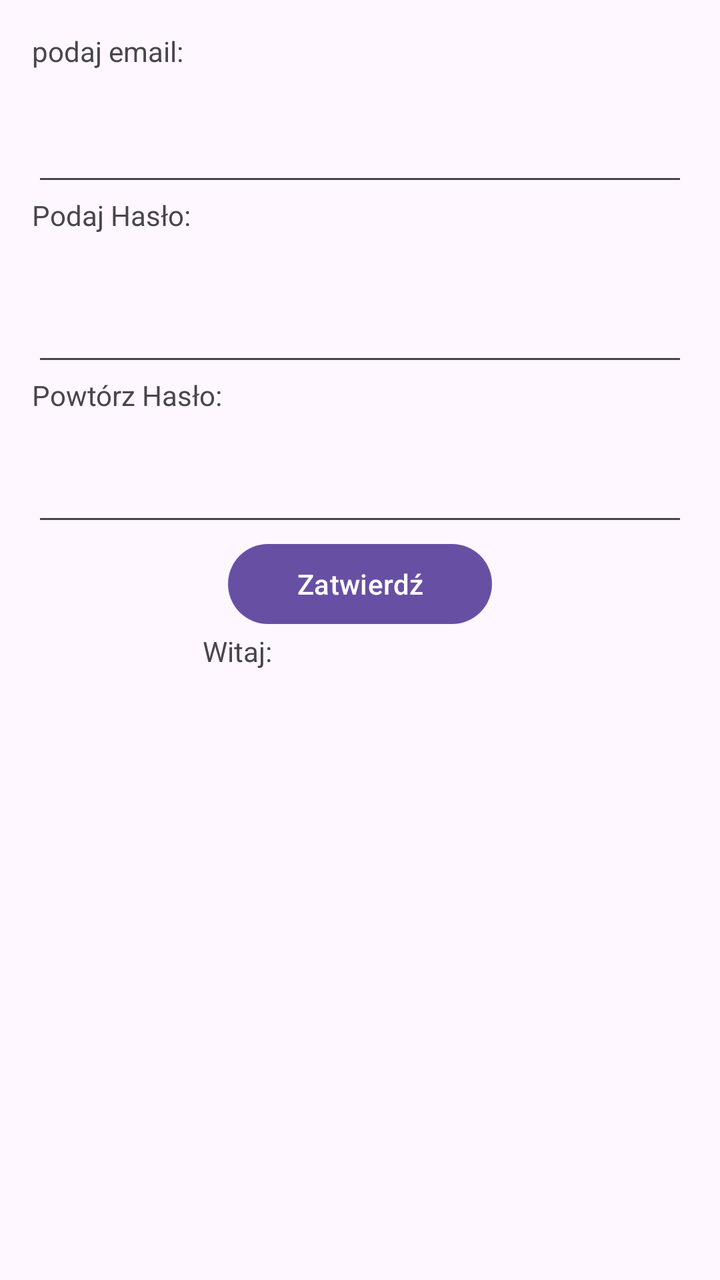
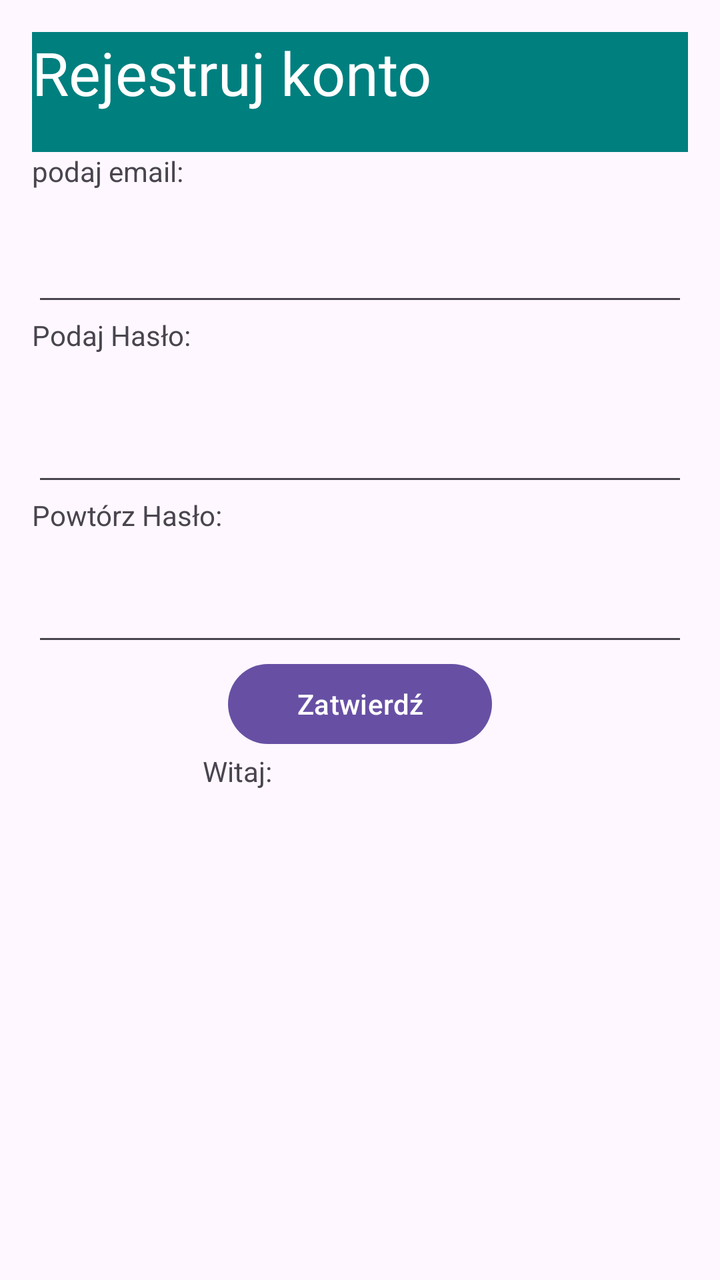

Screens rendered from an Android XML layout before and after an edit, with the pre-edit source and the edit as a unified diff.
<!-- AndroidManifest.xml: application theme Theme.Rejestr -->
<!-- res/layout/activity_main.xml -->
<?xml version="1.0" encoding="utf-8"?>
<LinearLayout xmlns:android="http://schemas.android.com/apk/res/android"
    xmlns:tools="http://schemas.android.com/tools"
    android:id="@+id/main"
    android:layout_width="match_parent"
    android:layout_height="match_parent"
    android:orientation="vertical"
    android:padding="16dp"
    tools:context=".MainActivity">


    <TextView
        android:id="@+id/textView"
        android:layout_width="match_parent"
        android:layout_height="wrap_content"
        android:text="podaj email:" />

    <EditText
        android:id="@+id/editTextTextEmailAddress"
        android:layout_width="match_parent"
        android:layout_height="63dp"
        android:ems="10"
        android:inputType="textEmailAddress" />

    <TextView
        android:id="@+id/textView3"
        android:layout_width="match_parent"
        android:layout_height="wrap_content"
        android:text="Podaj Hasło:" />

    <EditText
        android:id="@+id/editTextTextPassword"
        android:layout_width="match_parent"
        android:layout_height="71dp"
        android:ems="10"
        android:inputType="textPassword" />

    <TextView
        android:id="@+id/textView4"
        android:layout_width="match_parent"
        android:layout_height="wrap_content"
        android:text="Powtórz Hasło:" />

    <EditText
        android:id="@+id/editTextTextPassword2"
        android:layout_width="match_parent"
        android:layout_height="61dp"
        android:ems="10"
        android:inputType="textPassword" />

    <Button
        android:id="@+id/button"
        android:layout_width="132dp"
        android:layout_height="wrap_content"
        android:layout_gravity="center_horizontal"
        android:text="Zatwierdź" />

    <TextView
        android:id="@+id/textView5"
        android:layout_width="157dp"
        android:layout_height="wrap_content"
        android:layout_gravity="center_horizontal"
        android:text="Witaj: " />
</LinearLayout>
<!-- resources referenced by this layout -->
<resources>
  <style name="Theme.Rejestr" parent="Base.Theme.Rejestr" />
  <style name="Base.Theme.Rejestr" parent="Theme.Material3.DayNight.NoActionBar">
          
          
      </style>
</resources>

<!-- the commit's change to res/layout/activity_main.xml (unified diff, before → after) -->
@@ -8,6 +8,15 @@
     android:padding="16dp"
     tools:context=".MainActivity">
 
+
+    <TextView
+        android:id="@+id/textView6"
+        android:layout_width="match_parent"
+        android:layout_height="60dp"
+        android:background="#007F7F"
+        android:textColor="@color/white"
+        android:textSize="30dp"
+        android:text="Rejestruj konto" />
 
     <TextView
         android:id="@+id/textView"
@@ -61,4 +70,5 @@
         android:layout_height="wrap_content"
         android:layout_gravity="center_horizontal"
         android:text="Witaj: " />
+
 </LinearLayout>
<!-- resource entries referenced after the edit -->
@@ -1,5 +1,6 @@
 <!-- resources referenced by this layout -->
 <resources>
+  <color name="white">#FFFFFFFF</color>
   <style name="Theme.Rejestr" parent="Base.Theme.Rejestr" />
   <style name="Base.Theme.Rejestr" parent="Theme.Material3.DayNight.NoActionBar">
           
